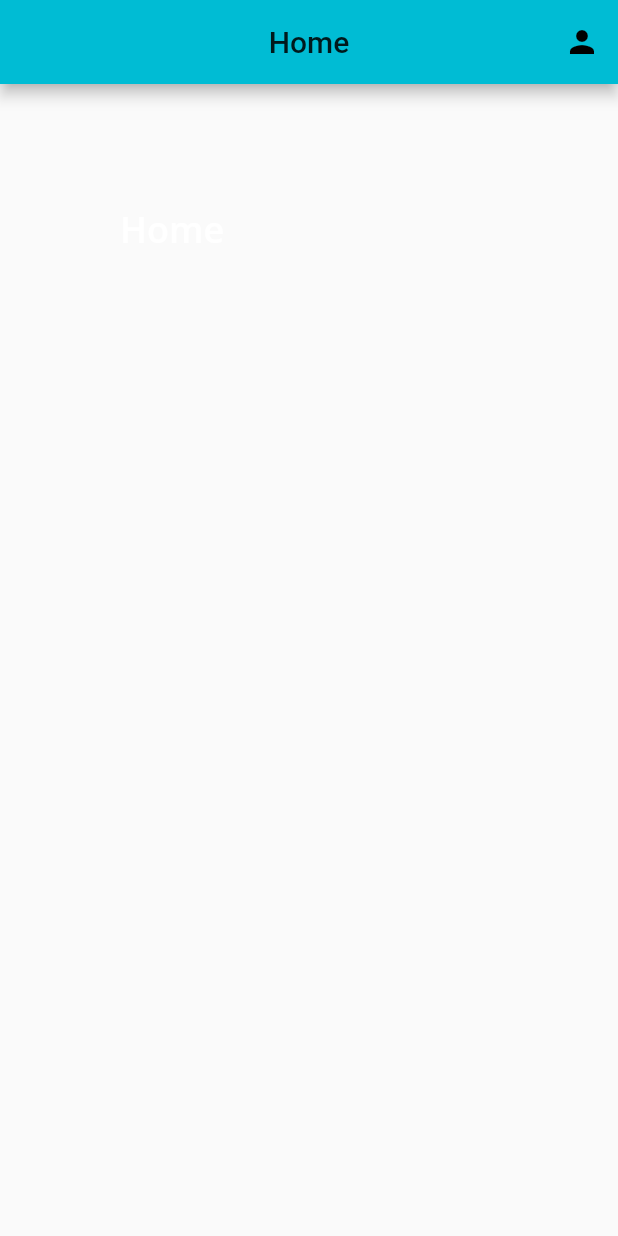
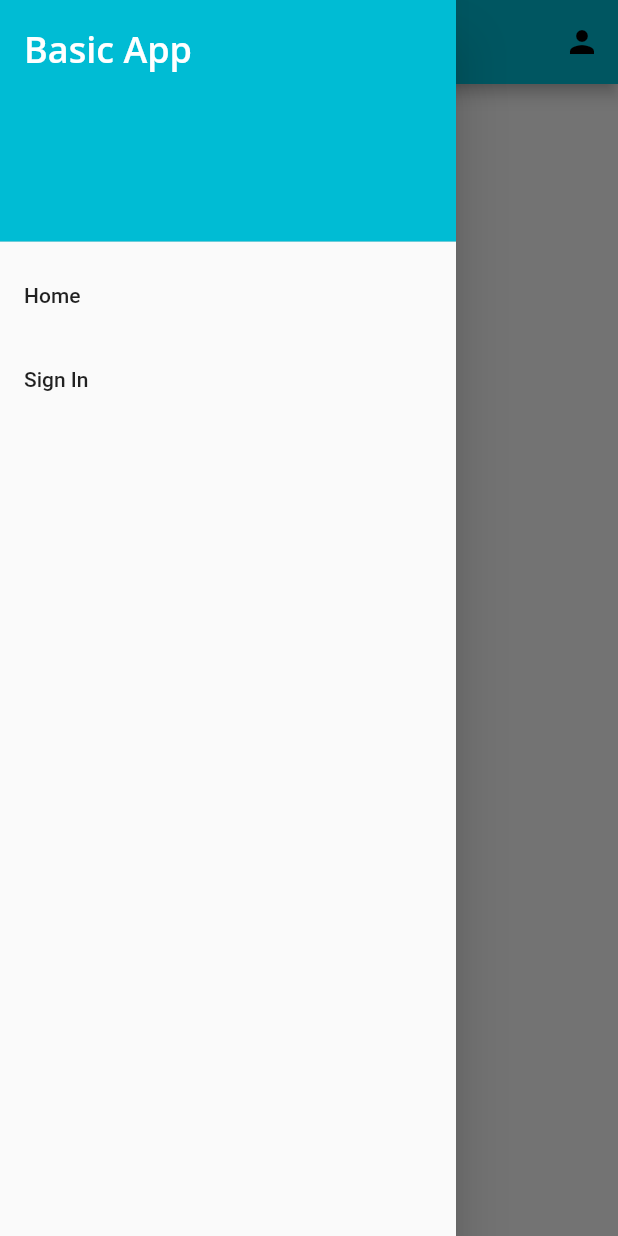
Before and after one commit to lehnert-andre/flutter-basic-app, a Flutter app: the screen it shows after launch, with the side drawer open (before the commit the screen has no drawer), on a phone screen of 412 x 824 dp. Run offline on Flutter 3.47's test engine with Material 2 defaults, Android fonts, the phone set to English and light mode, and no system bars; our stand-ins replace fluro; statements that could not run were skipped.

Commit message:
Add navigation drawer

```diff
--- /dev/null
+++ b/lib/app/app-navigation-drawer.dart
@@ -0,0 +1,40 @@
+import 'package:flutter/material.dart';
+import 'package:flutter_basic_app/modules/shared/widgets/typography/typography.package.dart';
+
+import 'config/app-routes.dart';
+import 'config/app-theme.dart';
+
+Drawer buildNavigationDrawer(BuildContext context,
+    ) {
+
+  var routes = Routes.visibleRoutes;
+
+  return Drawer(
+    child: ListView.builder(
+          padding: EdgeInsets.zero,
+          itemBuilder: (_, index) {
+            return Builder(
+              builder: (_) {
+                if (index == 0) { // workaround to add the header
+                  return DrawerHeader(
+                    child: Headline('Basic App'),
+                    decoration: BoxDecoration(
+                      color: AppTheme.primaryColor,
+                    ),
+                  );
+                }
+
+                // index = 1 := fist route
+                return ListTile(
+                  title: BodyText(routes[index - 1].label),
+                  onTap: () {
+                    Routes.navigateTo(context, routes[index - 1]);
+                  },
+                );
+              }
+            );
+          },
+          itemCount: routes.length + 1, // workaround to add the header
+        ),
+  );
+}
--- a/lib/app/config/app-routes.dart
+++ b/lib/app/config/app-routes.dart
@@ -8,18 +8,25 @@ import 'package:flutter_basic_app/modules/user/screens/signin.dart';
 
 class Route {
   final String _namedRoute;
+  final String _label;
 
-  Route(this._namedRoute);
+  Route(this._namedRoute, [
+    this._label = ''
+  ]);
 
   get namedRoute => _namedRoute;
+  get label => _label;
 }
 
 class Routes {
-  static Route root = Route("/");
-  static Route home = Route("/home");
-  static Route signIn = Route("/signIn");
-  static Route errorNotFound = Route("/not-found");
+  static final Route root = Route("/");
+  static final Route home = Route("/home", "Home");
+  static final Route signIn = Route("/signIn", "Sign In");
+  static final Route errorNotFound = Route("/not-found");
 
+  static final visibleRoutes = <Route>[
+    home, signIn
+  ];
 
   static void configureRoutes(Router router) {
     router.notFoundHandler = Handler(
@@ -29,7 +36,7 @@ class Routes {
         });
 
     router.define(root.namedRoute, handler: _splashScreenRoute, transitionType: TransitionType.fadeIn);
-    router.define(home.namedRoute, handler: _homeScreenRoute, transitionType: TransitionType.fadeIn);
+    router.define(home.namedRoute, handler: _homeScreenRoute, transitionType: TransitionType.inFromRight);
     router.define(signIn.namedRoute, handler: _signInScreenRoute, transitionType: TransitionType.inFromRight);
     // TODO define more route handler
   }
--- a/lib/modules/home/screens/home.dart
+++ b/lib/modules/home/screens/home.dart
@@ -2,6 +2,7 @@ import 'package:flutter/material.dart';
 import 'dart:async';
 
 import 'package:flutter_basic_app/app/app-bar.dart';
+import 'package:flutter_basic_app/app/app-navigation-drawer.dart';
 
 class HomeScreen extends StatefulWidget {
 
@@ -21,6 +22,7 @@ class _HomeState extends State<HomeScreen> {
   Widget build(BuildContext context) {
     return Scaffold(
         appBar: buildAppBar(context, title),
+        drawer: buildNavigationDrawer(context),
         body: Container(
           padding: EdgeInsets.all(80.0),
           child: Text('Home', style: Theme.of(context).textTheme.headline1),
--- /dev/null
+++ b/lib/modules/shared/widgets/typography/body-text.dart
@@ -0,0 +1,13 @@
+import 'package:flutter/material.dart';
+
+class BodyText extends StatelessWidget {
+  final String data;
+
+  BodyText(this.data);
+
+  @override
+  Widget build(BuildContext context) {
+    return Text(data, style: Theme.of(context).textTheme.bodyText1,);
+  }
+
+}
--- /dev/null
+++ b/lib/modules/shared/widgets/typography/headline-1.dart
@@ -0,0 +1,13 @@
+import 'package:flutter/material.dart';
+
+class Headline extends StatelessWidget {
+  final String data;
+
+  Headline(this.data);
+
+  @override
+  Widget build(BuildContext context) {
+    return Text(data, style: Theme.of(context).textTheme.headline1,);
+  }
+
+}
--- /dev/null
+++ b/lib/modules/shared/widgets/typography/headline-2.dart
@@ -0,0 +1,13 @@
+import 'package:flutter/material.dart';
+
+class Headline2 extends StatelessWidget {
+  final String data;
+
+  Headline2(this.data);
+
+  @override
+  Widget build(BuildContext context) {
+    return Text(data, style: Theme.of(context).textTheme.headline2,);
+  }
+
+}
--- /dev/null
+++ b/lib/modules/shared/widgets/typography/headline-3.dart
@@ -0,0 +1,13 @@
+import 'package:flutter/material.dart';
+
+class Headline3 extends StatelessWidget {
+  final String data;
+
+  Headline3(this.data);
+
+  @override
+  Widget build(BuildContext context) {
+    return Text(data, style: Theme.of(context).textTheme.headline3,);
+  }
+
+}
--- /dev/null
+++ b/lib/modules/shared/widgets/typography/typography.package.dart
@@ -0,0 +1,4 @@
+export 'headline-1.dart';
+export 'headline-2.dart';
+export 'headline-3.dart';
+export 'body-text.dart';
```
